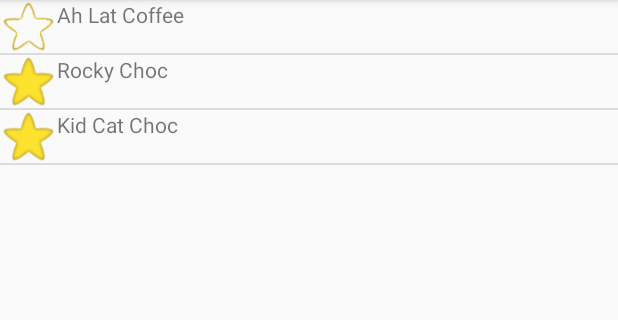
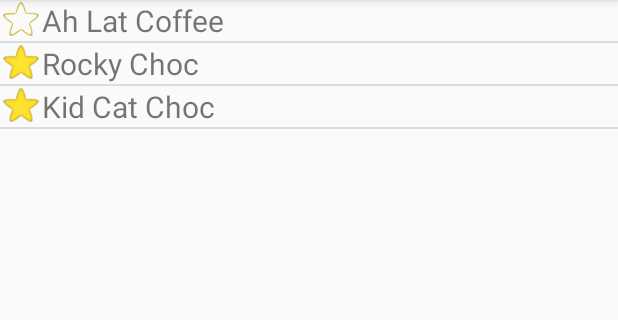
Before and after one commit to 15004543/DemoListView, an Android app: the screen it shows after launch (MainActivity), on a phone screen of 412 x 824 dp, the part 84-404 px from its top. Run offline under Robolectric (Android 15) with nearby library versions, the phone set to English and light mode, and no system bars.

Commit message:
Initial Commit

```diff
--- a/app/src/main/res/layout/row.xml
+++ b/app/src/main/res/layout/row.xml
@@ -7,8 +7,8 @@
 
     <ImageView
         android:id="@+id/ivStar"
-        android:layout_width="38dp"
-        android:layout_height="35dp"
+        android:layout_width="28dp"
+        android:layout_height="25dp"
         app:srcCompat="@drawable/nostar" />
 
     <TextView
@@ -16,6 +16,7 @@
         android:layout_width="wrap_content"
         android:layout_height="wrap_content"
         android:layout_weight="1"
+        android:textSize="20sp"
         android:text="TextView" />
 
 </LinearLayout>
```
Also changed, not shown: app/src/main/java/sg/edu/rp/c347/demolistview/MainActivity.java (+16 -0 lines).
